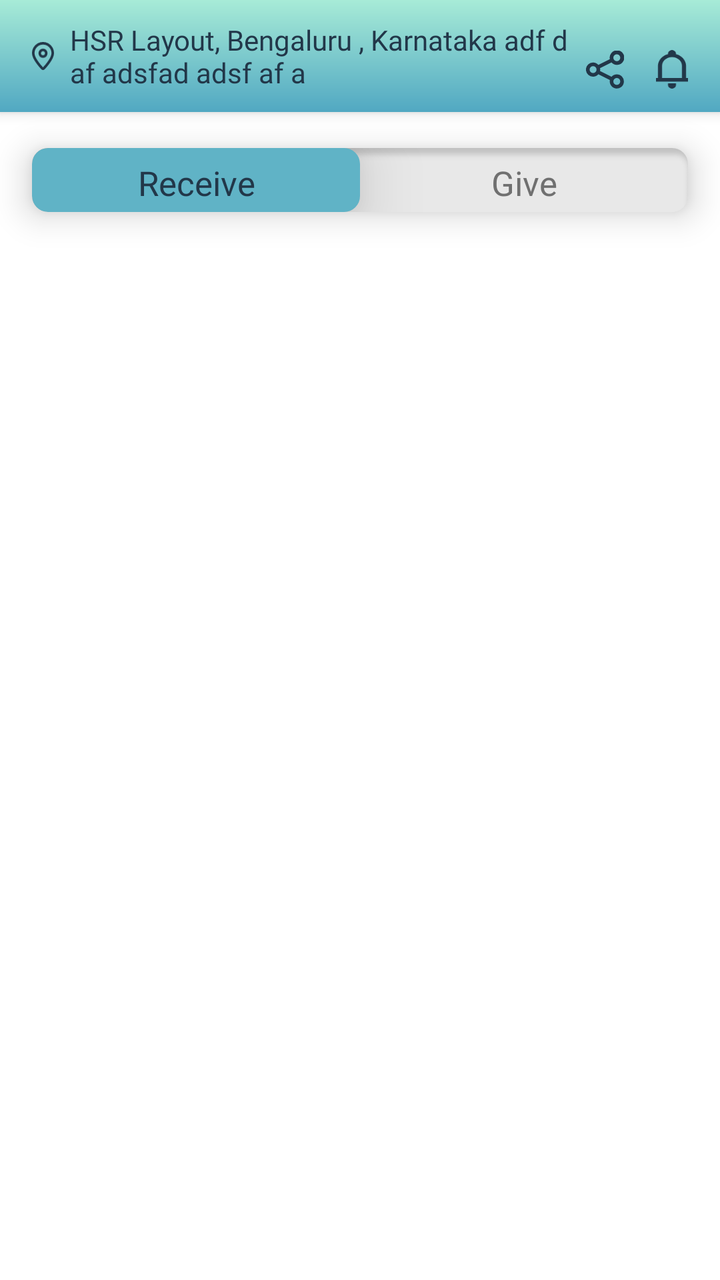
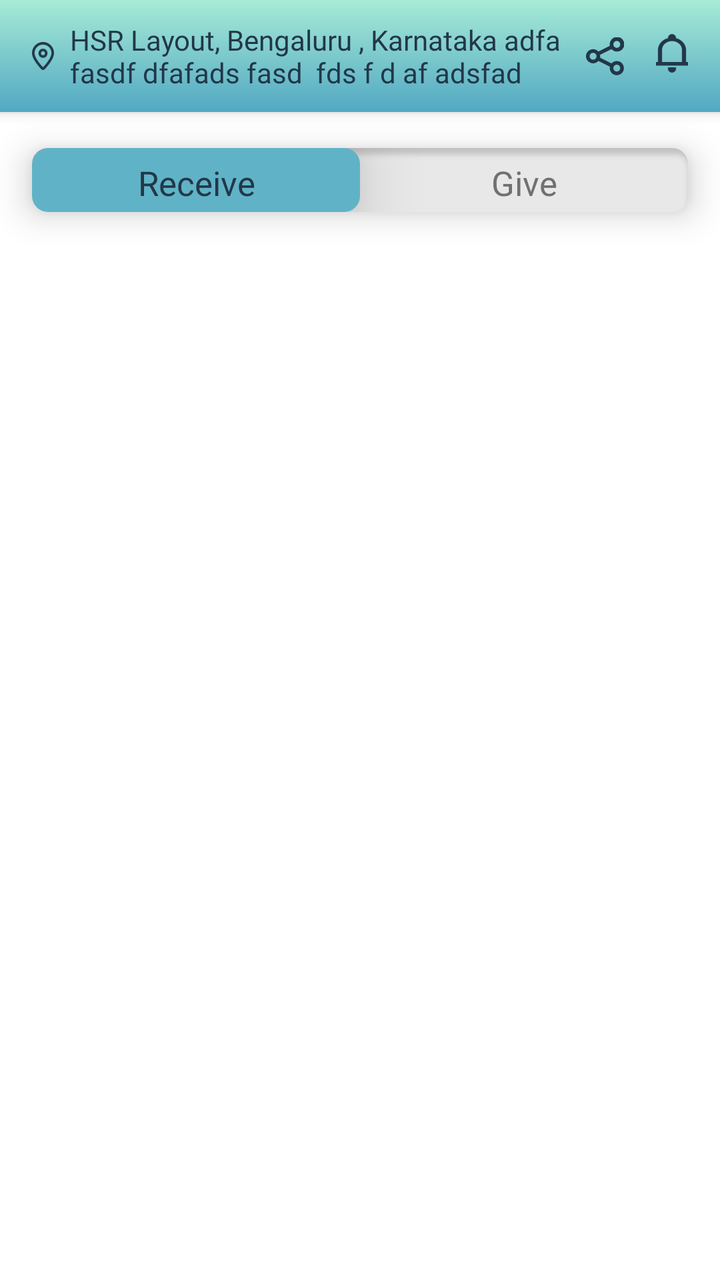

Screens rendered from an Android XML layout before and after an edit, with the pre-edit source and the edit as a unified diff.
<!-- AndroidManifest.xml: application theme Theme.AbraaKaDabraa.App -->
<!-- res/layout/fragment_home.xml -->
<?xml version="1.0" encoding="utf-8"?>
<androidx.coordinatorlayout.widget.CoordinatorLayout
    xmlns:android="http://schemas.android.com/apk/res/android"
    xmlns:app="http://schemas.android.com/apk/res-auto"
    xmlns:tools="http://schemas.android.com/tools"
    android:layout_width="match_parent"
    android:layout_height="match_parent"
    tools:context=".activities.newflow.ui.home.HomeFragment">

    <com.google.android.material.appbar.AppBarLayout
        android:id="@+id/appBarLayout"
        android:layout_width="match_parent"
        android:layout_height="wrap_content"
        android:background="@color/new_theme"
        app:layout_constraintEnd_toEndOf="parent"
        app:layout_constraintStart_toStartOf="parent"
        app:layout_constraintTop_toTopOf="parent">

        <androidx.appcompat.widget.Toolbar
            android:id="@+id/toolbar"
            android:layout_width="match_parent"
            android:layout_height="?attr/actionBarSize"
            app:contentInsetLeft="0dp"
            app:contentInsetStart="0dp"
            app:contentInsetStartWithNavigation="0dp"
            app:theme="@style/ToolbarColoredBackArrow">

            <androidx.constraintlayout.widget.ConstraintLayout
                android:id="@+id/constraintLayout2"
                android:layout_width="match_parent"
                android:layout_height="match_parent"
                android:background="@drawable/gradient_theme"
                app:layout_constraintEnd_toEndOf="parent"
                app:layout_constraintStart_toStartOf="parent"
                app:layout_constraintTop_toTopOf="parent">

                <ImageView
                    android:id="@+id/imageView14"
                    android:layout_width="11dp"
                    android:layout_height="14dp"
                    android:layout_marginStart="16dp"
                    android:layout_marginTop="8dp"
                    android:layout_marginBottom="8dp"
                    android:src="@drawable/ic_location_home"
                    app:layout_constraintBottom_toBottomOf="parent"
                    app:layout_constraintStart_toStartOf="parent"
                    app:layout_constraintTop_toTopOf="parent" />

                <TextView
                    android:id="@+id/locationOnActionbar"
                    android:layout_width="0dp"
                    android:layout_height="wrap_content"
                    android:layout_marginStart="8dp"
                    android:layout_marginEnd="8dp"
                    android:textSize="14sp"
                    android:textColor="@color/new_action_bar_title_color"
                    android:fontFamily="@font/montserrat_medium"
                    android:text="HSR Layout, Bengaluru , Karnataka adf d af adsfad adsf af a"
                    app:layout_constraintBottom_toBottomOf="@+id/imageView14"
                    app:layout_constraintEnd_toStartOf="@+id/shareAKD"
                    app:layout_constraintStart_toEndOf="@+id/imageView14"
                    app:layout_constraintTop_toTopOf="@+id/imageView14" />

                <ImageView
                    android:id="@+id/notifications"
                    android:layout_width="@dimen/dp_16"
                    android:layout_height="22dp"
                    android:layout_marginEnd="16dp"
                    android:src="@drawable/ic_bell"
                    app:layout_constraintBottom_toBottomOf="@+id/locationOnActionbar"
                    app:layout_constraintEnd_toEndOf="parent"
                    app:layout_constraintTop_toTopOf="@+id/locationOnActionbar"
                    app:layout_constraintVertical_bias="1.0" />

                <ImageView
                    android:id="@+id/shareAKD"
                    android:layout_width="19dp"
                    android:layout_height="19dp"
                    android:layout_marginEnd="16dp"
                    android:src="@drawable/ic_share_icon"
                    app:layout_constraintBottom_toBottomOf="@+id/notifications"
                    app:layout_constraintEnd_toStartOf="@+id/notifications"
                    app:layout_constraintTop_toTopOf="@+id/notifications" />

            </androidx.constraintlayout.widget.ConstraintLayout>

        </androidx.appcompat.widget.Toolbar>

    </com.google.android.material.appbar.AppBarLayout>

    <androidx.constraintlayout.widget.ConstraintLayout
        android:id="@+id/profile_layout"
        android:layout_width="match_parent"
        android:layout_height="match_parent"
        android:elevation="8dp"
        android:visibility="gone"
        android:background="@color/alert_bg_color"
        app:layout_constraintBottom_toBottomOf="@+id/scrollView4"
        app:layout_constraintEnd_toEndOf="parent"
        app:layout_constraintStart_toStartOf="parent"
        app:layout_constraintTop_toTopOf="parent">
        

        <androidx.cardview.widget.CardView
            android:id="@+id/cautionDialog"
            android:layout_width="312dp"
            android:layout_height="wrap_content"
            android:visibility="visible"
            app:cardBackgroundColor="@color/new_bg_color"
            app:cardCornerRadius="8dp"
            app:layout_constraintBottom_toBottomOf="parent"
            app:layout_constraintEnd_toEndOf="parent"
            app:layout_constraintStart_toStartOf="parent"
            app:layout_constraintTop_toTopOf="parent">

            <ScrollView
                android:layout_width="match_parent"
                android:layout_height="wrap_content">

                <androidx.constraintlayout.widget.ConstraintLayout
                    android:layout_width="match_parent"
                    android:layout_height="match_parent">

                    <TextView
                        android:id="@+id/textView81"
                        android:layout_width="0dp"
                        android:layout_height="wrap_content"
                        android:layout_marginStart="16dp"
                        android:layout_marginTop="16dp"
                        android:layout_marginEnd="16dp"
                        android:fontFamily="@font/montserrat_medium"
                        android:gravity="center"
                        android:text="To submit products you must be a verified user, please submit your any social profile link to start verification."
                        android:textColor="@color/message_color"
                        android:textSize="16sp"
                        app:layout_constraintEnd_toEndOf="parent"
                        app:layout_constraintStart_toStartOf="parent"
                        app:layout_constraintTop_toTopOf="parent" />

                    <TextView
                        android:id="@+id/submitProfile"
                        android:layout_width="98dp"
                        android:layout_height="36dp"
                        android:layout_marginStart="32dp"
                        android:layout_marginTop="16dp"
                        android:layout_marginEnd="32dp"
                        android:layout_marginBottom="8dp"
                        android:background="@drawable/btn_bg_rounded_rect"
                        android:fontFamily="@font/montserrat_semi_bold"
                        android:gravity="center"
                        android:text="Submit"
                        android:textAllCaps="false"
                        android:textColor="@color/white"
                        android:textSize="14sp"
                        app:layout_constraintBottom_toBottomOf="parent"
                        app:layout_constraintEnd_toEndOf="parent"
                        app:layout_constraintStart_toStartOf="parent"
                        app:layout_constraintTop_toBottomOf="@+id/textView81" />

                </androidx.constraintlayout.widget.ConstraintLayout>
            </ScrollView>


        </androidx.cardview.widget.CardView>

        
    </androidx.constraintlayout.widget.ConstraintLayout>

    <LinearLayout
        android:layout_width="match_parent"
        android:layout_height="match_parent"
        android:orientation="vertical"
        app:layout_behavior="@string/appbar_scrolling_view_behavior">

        <androidx.cardview.widget.CardView
            android:id="@+id/cardView5"
            android:layout_width="match_parent"
            android:layout_height="32dp"
            android:layout_marginStart="16dp"
            android:layout_marginTop="18dp"
            android:layout_marginEnd="16dp"
            android:layout_marginBottom="16dp"
            app:cardCornerRadius="8dp"
            app:cardElevation="10dp"
            app:layout_constraintEnd_toEndOf="parent"
            app:layout_constraintStart_toStartOf="parent"
            app:layout_constraintTop_toBottomOf="@+id/appBarLayout">

            <LinearLayout
                android:layout_width="match_parent"
                android:layout_height="match_parent"
                android:orientation="horizontal"
                android:background="@drawable/button_frame">

                <TextView
                    android:id="@+id/receive_btn"
                    android:layout_width="0dp"
                    android:layout_height="wrap_content"
                    android:layout_gravity="center"
                    android:layout_weight="1"
                    android:paddingTop="6dp"
                    android:paddingBottom="6dp"
                    android:background="@drawable/rounded_rect_shape"
                    android:elevation="20dp"
                    android:fontFamily="@font/montserrat_bold"
                    android:gravity="center"
                    android:textColor="@color/new_action_bar_title_color"
                    android:text="Receive"
                    android:textSize="@dimen/dp_17" />


                <TextView
                    android:id="@+id/give_btn"
                    android:layout_width="0dp"
                    android:layout_height="wrap_content"
                    android:layout_gravity="center"
                    android:layout_weight="1"
                    android:elevation="20dp"
                    android:fontFamily="@font/montserrat_bold"
                    android:gravity="center"
                    android:textColor="@color/hyper_link_text_color"
                    android:paddingTop="6dp"
                    android:paddingBottom="6dp"
                    android:text="Give"
                    android:textSize="@dimen/dp_17" />

            </LinearLayout>
        </androidx.cardview.widget.CardView>

        <FrameLayout
            android:id="@+id/container"
            android:layout_width="match_parent"
            android:layout_height="match_parent"
            app:layout_constraintBottom_toBottomOf="parent"
            app:layout_constraintEnd_toEndOf="parent"
            app:layout_constraintStart_toStartOf="parent"
            app:layout_constraintTop_toBottomOf="@+id/cardView5" />

    </LinearLayout>

    <FrameLayout
        android:id="@+id/standard_bottom_sheet"
        style="?attr/bottomSheetStyle"
        android:layout_width="match_parent"
        android:layout_height="wrap_content"
        android:background="@color/transparent"
        android:visibility="gone"
        app:layout_anchorGravity="bottom"
        app:layout_behavior="com.google.android.material.bottomsheet.BottomSheetBehavior">

        <include layout="@layout/share_bottom_sheet" />
        

    </FrameLayout>
    

</androidx.coordinatorlayout.widget.CoordinatorLayout>
<!-- res/layout/share_bottom_sheet.xml (included above) -->
<?xml version="1.0" encoding="utf-8"?>
<androidx.constraintlayout.widget.ConstraintLayout
    xmlns:android="http://schemas.android.com/apk/res/android"
    xmlns:app="http://schemas.android.com/apk/res-auto"
    xmlns:tools="http://schemas.android.com/tools"
    android:layout_width="match_parent"
    android:layout_height="wrap_content"
    app:cardElevation="8dp">

    <TextView
        android:id="@+id/textView76"
        android:layout_width="56dp"
        android:layout_height="3dp"
        android:layout_marginStart="8dp"
        android:layout_marginTop="8dp"
        android:layout_marginEnd="8dp"
        android:background="@color/hint_color_op_40"
        app:layout_constraintEnd_toEndOf="parent"
        app:layout_constraintStart_toStartOf="parent"
        app:layout_constraintTop_toTopOf="parent" />

    <TextView
        android:id="@+id/textView77"
        android:layout_width="wrap_content"
        android:layout_height="wrap_content"
        android:layout_marginTop="16dp"
        android:fontFamily="@font/montserrat_bold"
        android:text="Share"
        android:textColor="#707070"
        android:textSize="22sp"
        app:layout_constraintEnd_toEndOf="@+id/textView76"
        app:layout_constraintStart_toStartOf="@+id/textView76"
        app:layout_constraintTop_toBottomOf="@+id/textView76" />

    <TextView
        android:id="@+id/textView78"
        android:layout_width="0dp"
        android:layout_height="wrap_content"
        android:layout_marginStart="32dp"
        android:layout_marginTop="16dp"
        android:layout_marginEnd="32dp"
        android:fontFamily="@font/montserrat_regular"
        android:gravity="center"
        android:text="Link your profile with any of the \nbelow platforms"
        android:textColor="#707070"
        android:textSize="@dimen/sp_16"
        app:layout_constraintEnd_toEndOf="parent"
        app:layout_constraintStart_toStartOf="parent"
        app:layout_constraintTop_toBottomOf="@+id/textView77" />

    <TextView
        android:id="@+id/textView79"
        android:layout_width="wrap_content"
        android:layout_height="wrap_content"
        android:layout_marginTop="16dp"
        android:fontFamily="@font/montserrat_bold"
        android:textSize="@dimen/sp_16"
        android:text="https://www.linkedin.com/in/"
        android:textStyle="bold"
        app:layout_constraintEnd_toStartOf="@+id/editTextTextPersonName"
        app:layout_constraintStart_toStartOf="@+id/rv_social_links"
        app:layout_constraintTop_toBottomOf="@+id/rv_social_links" />

    <androidx.recyclerview.widget.RecyclerView
        android:id="@+id/rv_social_links"
        android:layout_width="0dp"
        android:layout_height="wrap_content"
        android:layout_marginStart="8dp"
        android:layout_marginTop="16dp"
        android:layout_marginEnd="16dp"
        app:layout_constraintEnd_toEndOf="parent"
        app:layout_constraintStart_toStartOf="parent"
        app:layout_constraintTop_toBottomOf="@+id/textView78" />

    <TextView
        android:id="@+id/submitBtn"
        android:layout_width="100dp"
        android:layout_height="32dp"
        android:layout_marginStart="16dp"
        android:layout_marginTop="16dp"
        android:layout_marginEnd="16dp"
        android:layout_marginBottom="8dp"
        android:background="@drawable/btn_bg_rounded_rect"
        android:fontFamily="@font/montserrat_semi_bold"
        android:gravity="center"
        android:text="Submit"
        android:textAllCaps="false"
        android:textColor="@color/white"
        android:textSize="12sp"
        android:visibility="visible"
        app:layout_constraintBottom_toBottomOf="parent"
        app:layout_constraintEnd_toEndOf="parent"
        app:layout_constraintStart_toStartOf="parent"
        app:layout_constraintTop_toBottomOf="@+id/textView79" />

    <EditText
        android:id="@+id/editTextTextPersonName"
        android:layout_width="0dp"
        android:layout_height="wrap_content"
        android:layout_marginStart="2dp"
        android:layout_marginEnd="8dp"
        android:ems="10"
        android:hint="Enter Profile"
        android:textSize="18sp"
        android:inputType="textPersonName"
        app:layout_constraintBottom_toBottomOf="@+id/textView79"
        app:layout_constraintEnd_toEndOf="parent"
        app:layout_constraintStart_toEndOf="@+id/textView79"
        app:layout_constraintTop_toTopOf="@+id/textView79" />

</androidx.constraintlayout.widget.ConstraintLayout>
<!-- resources referenced by this layout -->
<resources>
  <color name="alert_bg_color">#B3000000</color>
  <color name="hint_color_op_40">#50929292</color>
  <color name="hyper_link_text_color">#707070</color>
  <color name="message_color">#727C8E</color>
  <color name="new_action_bar_title_color">#223749</color>
  <color name="new_bg_color">#F5F5F7</color>
  <color name="new_theme">#E4FAFF</color>
  <color name="transparent">#00000000</color>
  <color name="white">#FFFFFFFF</color>
  <dimen name="dp_16">16dp</dimen>
  <dimen name="dp_17">17dp</dimen>
  <dimen name="sp_16">16sp</dimen>
  <!-- drawable btn_bg_rounded_rect (drawable) -->
  <shape xmlns:android="http://schemas.android.com/apk/res/android"
      android:shape="rectangle">
  
      <solid android:color="@color/new_button_color" />
  
      <corners android:radius="8dp" />
  
  </shape>
  <!-- drawable gradient_theme (drawable) -->
  <shape
      xmlns:android="http://schemas.android.com/apk/res/android" android:shape="rectangle" >
      <gradient
          android:startColor="@color/new_theme_color_dark"
          android:endColor="@color/new_theme_color"
          android:angle="90"/>
  </shape>
  <!-- drawable ic_bell (drawable) -->
  <vector android:height="24dp" android:viewportHeight="22"
      android:viewportWidth="16" android:width="20dp" xmlns:android="http://schemas.android.com/apk/res/android">
      <path android:fillColor="#223749" android:fillType="evenOdd" android:pathData="M10,2v0.29A7,7 0,0 1,15 9v7h1v2L0,18L0,16L1,16L1,9a7,7 0,0 1,5 -6.71L6,2a2,2 0,0 1,4 0ZM3,16L13,16L13,9A5,5 0,0 0,3 9ZM10,20L10,19L6,19v1a2,2 0,0 0,4 0Z"/>
  </vector>
  <!-- drawable ic_location_home (drawable) -->
  <vector xmlns:android="http://schemas.android.com/apk/res/android"
      android:width="8.729dp"
      android:height="10.877dp"
      android:viewportWidth="8.729"
      android:viewportHeight="10.877">
    <path
        android:pathData="M4.365,10.377a0.391,0.391 0,0 1,-0.3 -0.129C4.028,10.212 0.5,6.657 0.5,4.365A3.827,3.827 0,0 1,4.365 0.5,3.827 3.827,0 0,1 8.229,4.365c0,2.294 -3.528,5.848 -3.564,5.883A0.389,0.389 0,0 1,4.365 10.377ZM4.365,3.077A1.26,1.26 0,0 0,3.077 4.365,1.26 1.26,0 0,0 4.365,5.653 1.26,1.26 0,0 0,5.653 4.365,1.26 1.26,0 0,0 4.365,3.077Z"
        android:strokeWidth="1"
        android:fillColor="#00000000"
        android:strokeColor="#223749"/>
  </vector>
  <!-- drawable rounded_rect_shape (drawable) -->
  <shape xmlns:android="http://schemas.android.com/apk/res/android"
      android:shape="rectangle">
  
      <solid android:color="@color/tabs_color" />
  
      <corners android:radius="8dp" />
  
  </shape>
  <style name="ToolbarColoredBackArrow" parent="Theme.AbraaKaDabraa">
          <item name="android:textColorSecondary">@color/black</item>
      </style>
  <style name="Theme.AbraaKaDabraa.App" parent="Theme.MaterialComponents.Light.DarkActionBar">
          <item name="colorPrimary">@color/theme_color</item>
          <item name="colorPrimaryVariant">@color/theme_color</item>
          <item name="colorOnPrimary">@color/theme_color</item>
      </style>
  <color name="new_button_color">#2D7A76</color>
  <color name="new_theme_color_dark">#51A8C2</color>
  <color name="new_theme_color">#A7EBD7</color>
  <color name="tabs_color">#60B3C6</color>
  <color name="black">#FF000000</color>
  <color name="theme_color">#416D49</color>
  <!-- unchanged entries left out for length: 3 -->
</resources>

<!-- the commit's change to res/layout/fragment_home.xml (unified diff, before → after) -->
@@ -51,11 +51,12 @@
                     android:layout_width="0dp"
                     android:layout_height="wrap_content"
                     android:layout_marginStart="8dp"
-                    android:layout_marginEnd="8dp"
+                    android:layout_marginEnd="4dp"
+                    android:fontFamily="@font/montserrat_medium"
+                    android:maxLines="2"
+                    android:text="HSR Layout, Bengaluru , Karnataka adfa fasdf dfafads fasd  fds f d af adsfad adsf af a"
+                    android:textColor="@color/new_action_bar_title_color"
                     android:textSize="14sp"
-                    android:textColor="@color/new_action_bar_title_color"
-                    android:fontFamily="@font/montserrat_medium"
-                    android:text="HSR Layout, Bengaluru , Karnataka adf d af adsfad adsf af a"
                     app:layout_constraintBottom_toBottomOf="@+id/imageView14"
                     app:layout_constraintEnd_toStartOf="@+id/shareAKD"
                     app:layout_constraintStart_toEndOf="@+id/imageView14"
@@ -67,9 +68,9 @@
                     android:layout_height="22dp"
                     android:layout_marginEnd="16dp"
                     android:src="@drawable/ic_bell"
-                    app:layout_constraintBottom_toBottomOf="@+id/locationOnActionbar"
+                    app:layout_constraintBottom_toBottomOf="@+id/shareAKD"
                     app:layout_constraintEnd_toEndOf="parent"
-                    app:layout_constraintTop_toTopOf="@+id/locationOnActionbar"
+                    app:layout_constraintTop_toTopOf="@+id/shareAKD"
                     app:layout_constraintVertical_bias="1.0" />
 
                 <ImageView
@@ -78,9 +79,9 @@
                     android:layout_height="19dp"
                     android:layout_marginEnd="16dp"
                     android:src="@drawable/ic_share_icon"
-                    app:layout_constraintBottom_toBottomOf="@+id/notifications"
+                    app:layout_constraintBottom_toBottomOf="@+id/locationOnActionbar"
                     app:layout_constraintEnd_toStartOf="@+id/notifications"
-                    app:layout_constraintTop_toTopOf="@+id/notifications" />
+                    app:layout_constraintTop_toTopOf="@+id/locationOnActionbar" />
 
             </androidx.constraintlayout.widget.ConstraintLayout>
 
